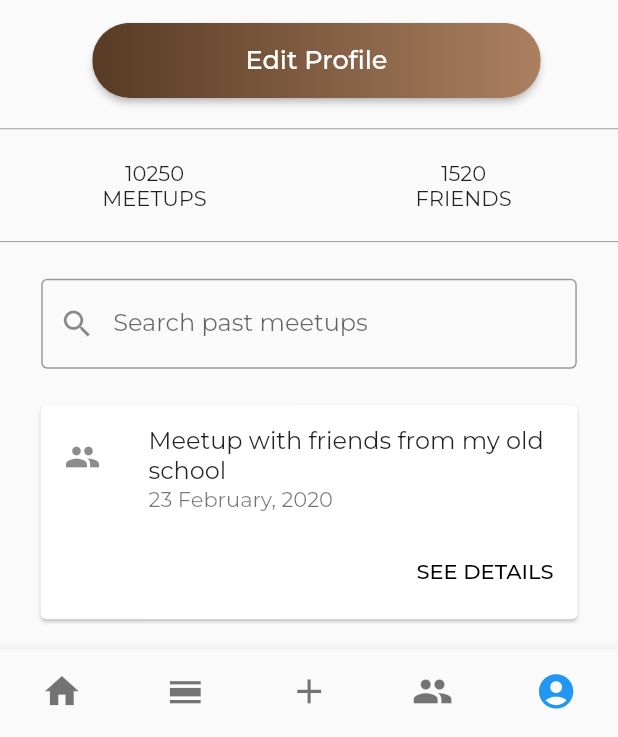
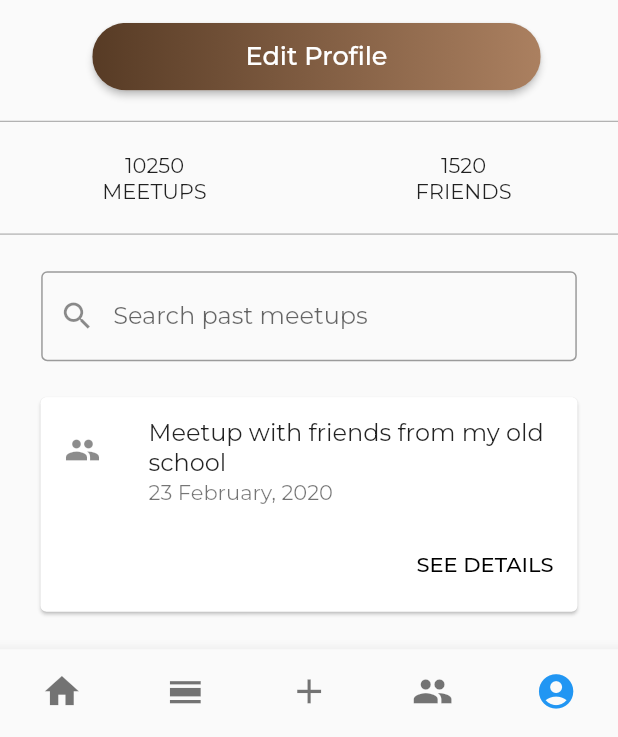
Before and after one commit to ardacebi/bloodhound, a Flutter app: the screen it shows after launch, item 5 of the bottom bar chosen, on a phone screen of 412 x 824 dp, the part 499-1236 px from its top. Run offline on Flutter 3.47's test engine with Material 2 defaults, Android fonts, the phone set to English and light mode, and no system bars; our stand-ins replace camera, file_picker, google_fonts, shared_preferences; missing offline and left inert: flutter_clean_calendar, image_crop, rounded_letter; network calls fail.

Commit message:
tune custom button styles

```diff
--- a/lib/custom/widgets/buttons/button_edit_profile.dart
+++ b/lib/custom/widgets/buttons/button_edit_profile.dart
@@ -9,7 +9,7 @@ class BloodhoundButtonEdit extends StatelessWidget {
   @override
   Widget build(BuildContext context) {
     return Container(
-      height: 50.0,
+      height: 45.0,
       child: RaisedButton(
         onPressed: () {
           navigateToEditPage(context);
--- a/lib/custom/widgets/buttons/button_save_profile.dart
+++ b/lib/custom/widgets/buttons/button_save_profile.dart
@@ -8,7 +8,7 @@ class BloodhoundButtonSaveProfile extends StatelessWidget {
   @override
   Widget build(BuildContext context) {
     return Container(
-      height: 50.0,
+      height: 45.0,
       child: RaisedButton(
         onPressed: () {
 
--- a/lib/custom/widgets/buttons/button_send_feedback.dart
+++ b/lib/custom/widgets/buttons/button_send_feedback.dart
@@ -9,7 +9,7 @@ class BloodhoundButtonSendFeedback extends StatelessWidget {
   @override
   Widget build(BuildContext context) {
     return Container(
-      height: 50.0,
+      height: 45.0,
       child: RaisedButton(
         onPressed: () {
           FilePicker.getMultiFilePath();
```
